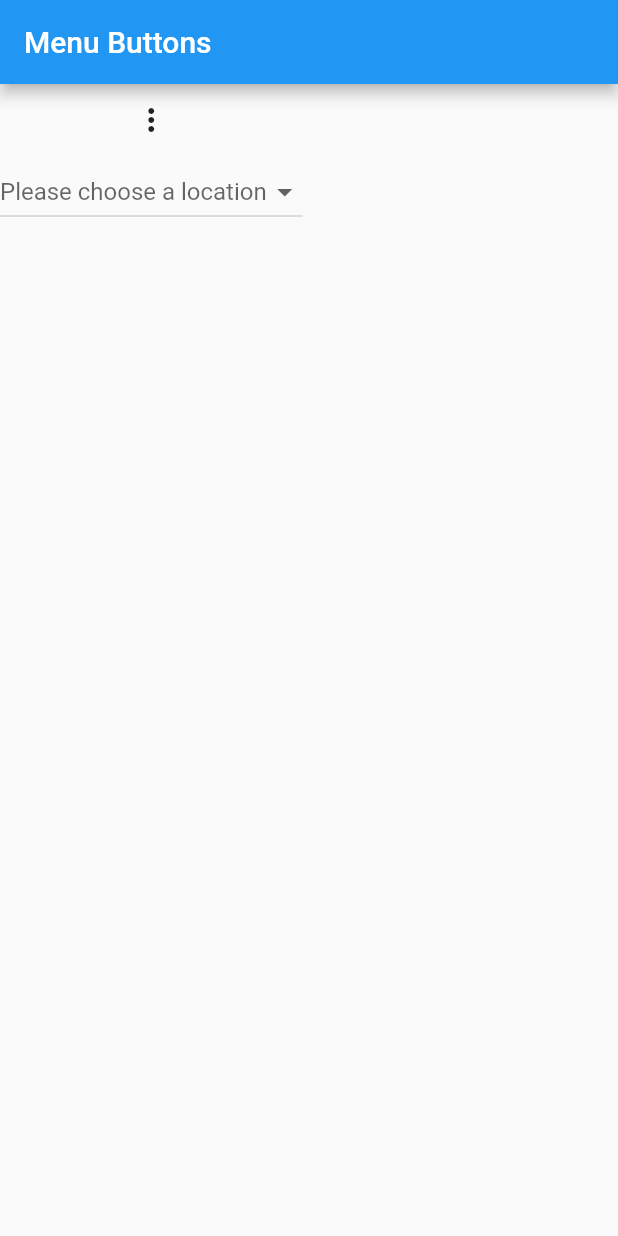
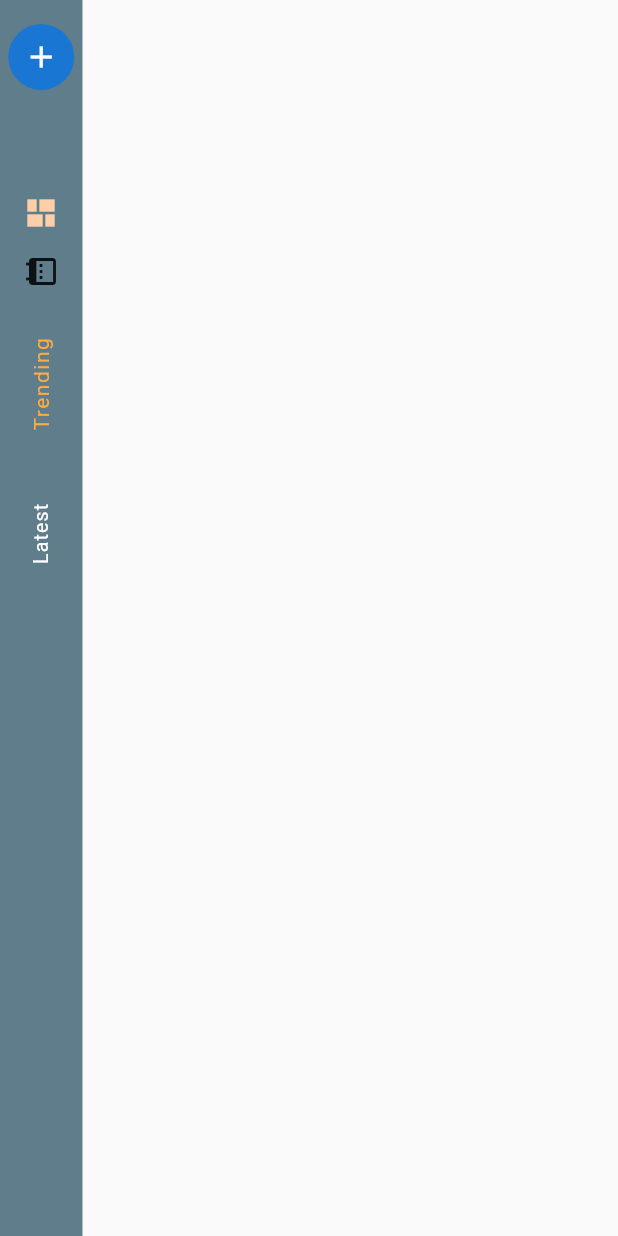
Before and after one commit to bilal1080/Cards, a Flutter app: the screen it shows after launch, on a phone screen of 412 x 824 dp. Run offline on Flutter 3.47's test engine with Material 2 defaults, Android fonts, the phone set to English and light mode, and no system bars.

Commit message:
9th commit

```diff
--- /dev/null
+++ b/lib/Navigation_rail.dart
@@ -0,0 +1,101 @@
+import 'package:flutter/cupertino.dart';
+import 'package:flutter/material.dart';
+
+
+class NavRail extends StatefulWidget {
+  //HomeScreen({Key key}) : super(key: key);
+
+  @override
+  _NavRailState createState() => _NavRailState();
+}
+
+class _NavRailState extends State<NavRail> {
+
+  int _selectedIndex = 0;
+
+
+  NavigationRailDestination textDestination(
+      String text,) {
+    return NavigationRailDestination(
+      icon: SizedBox.shrink(),
+      label: Padding(
+        padding: EdgeInsets.symmetric(vertical: 8),
+        child: RotatedBox(
+          quarterTurns: -1,
+          child: Text(text),
+        ),
+      ),
+    );
+  }
+
+
+  @override
+  Widget build(BuildContext context) {
+    return SafeArea(
+      child: Scaffold(
+        body: Row(
+          children: <Widget>[
+            NavigationRail(
+              minWidth: 55.0,
+
+              backgroundColor: Colors.blueGrey,
+              selectedIndex: _selectedIndex,
+              onDestinationSelected: (int index) {
+                setState(() {
+                  _selectedIndex = index;
+                });
+              },
+              labelType: NavigationRailLabelType.all,
+              leading: Column(
+                children: <Widget>[
+                  SizedBox(
+                    height: 8,
+                  ),
+                  Center(
+                    child: CircleAvatar(
+                      radius: 22,
+                      child: Icon(Icons.add),
+                      //backgroundColor: Colors.redAccent,
+                    ),
+                  ),
+                  SizedBox(
+                    height: 70,
+                  ),
+                  RotatedBox(
+                    quarterTurns: -1,
+                    child: Icon(Icons.dashboard,color: Color(0xffFCCFA8),
+                    ),
+                  ),
+                  SizedBox(
+                    height: 15,
+                  ),
+                  RotatedBox(
+                    quarterTurns: -1,
+                    child: Icon(Icons.date_range),
+
+                  )
+                ],
+              ),
+              selectedLabelTextStyle: TextStyle(
+                color: Colors.orangeAccent,
+                fontSize: 14,
+                letterSpacing: 1,
+                decorationThickness: 2.0,
+              ),
+              unselectedLabelTextStyle: TextStyle(
+                fontSize: 13,
+                letterSpacing: 0.8,
+              ),
+              destinations: [
+                textDestination("Trending",),
+                textDestination("Latest",),
+
+              ],
+            ),
+           // Details(_selectedIndex)
+          ],
+        ),
+      ),
+    );
+  }
+}
--- a/lib/main.dart
+++ b/lib/main.dart
@@ -1,5 +1,7 @@
 import 'package:flutter/material.dart';
 import 'package:flutter_cards/Menu.dart';
+import 'package:flutter_cards/Navigation_rail.dart';
+import 'package:flutter_cards/homescreen.dart';
 //import 'package:flutter_cards/Dialog.dart';
 
 //import 'package:flutter_cards/chips.dart';
@@ -19,7 +21,7 @@ class MyApp extends StatelessWidget {
   Widget build(BuildContext context) {
     return MaterialApp(
       debugShowCheckedModeBanner: false,
-      home: menuButtons(),
+      home: NavRail(),
     );
   }
 }
```
